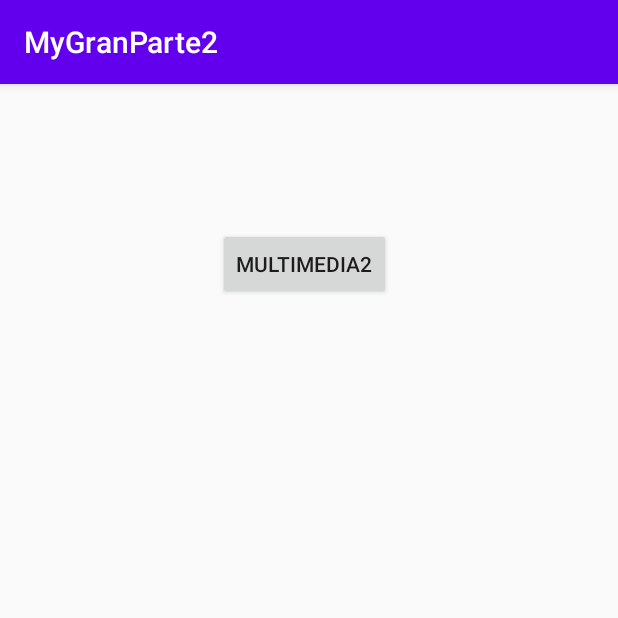
After one commit to rct2487/MyGranParte2, an Android app: the Multimedia screen opened directly, with no data from a screen before it, on a phone screen of 412 x 824 dp, the top half of it. The commit adds this screen. Run offline under Robolectric (Android 15) with nearby library versions, the phone set to English and light mode, and no system bars.

Commit message:
multimedia de audio y video

```diff
--- a/app/src/main/java/com/example/mygranparte2/MainActivity.java
+++ b/app/src/main/java/com/example/mygranparte2/MainActivity.java
@@ -41,6 +41,10 @@ public class MainActivity extends AppCompatActivity {
             startActivity(new Intent(this, Intenciones.class));
             return true;
         }
+        if (id == R.id.activity_multimedia) {
+            startActivity(new Intent(this, Multimedia.class));
+            return true;
+        }
         return super.onOptionsItemSelected(item);
     }
 }
--- /dev/null
+++ b/app/src/main/java/com/example/mygranparte2/Multimedia.java
@@ -0,0 +1,35 @@
+package com.example.mygranparte2;
+
+import androidx.appcompat.app.AppCompatActivity;
+
+import android.content.Intent;
+import android.media.MediaPlayer;
+import android.os.Bundle;
+import android.view.View;
+
+public class Multimedia extends AppCompatActivity {
+    MediaPlayer mp;
+    @Override
+    protected void onCreate(Bundle savedInstanceState) {
+        super.onCreate(savedInstanceState);
+        setContentView(R.layout.activity_multimedia);
+        mp = MediaPlayer.create(this, R.raw.musica);
+        mp.start();
+    }
+    @Override
+    protected void onResume()
+    {
+        super.onResume();
+        mp.start();
+    }
+    @Override
+    protected void onPause()
+    {
+        super.onPause();
+        mp.pause();
+    }
+
+    public void multimedia2(View view) {
+        startActivity(new Intent(this, Multimedia2.class));
+    }
+}
--- /dev/null
+++ b/app/src/main/res/layout/activity_multimedia.xml
@@ -0,0 +1,20 @@
+<?xml version="1.0" encoding="utf-8"?>
+<androidx.constraintlayout.widget.ConstraintLayout xmlns:android="http://schemas.android.com/apk/res/android"
+    xmlns:app="http://schemas.android.com/apk/res-auto"
+    xmlns:tools="http://schemas.android.com/tools"
+    android:layout_width="match_parent"
+    android:layout_height="match_parent"
+    tools:context=".Multimedia">
+
+    <Button
+        android:id="@+id/button"
+        android:layout_width="wrap_content"
+        android:layout_height="wrap_content"
+        android:layout_marginStart="145dp"
+        android:layout_marginLeft="145dp"
+        android:layout_marginTop="96dp"
+        android:text="multimedia2"
+        android:onClick="multimedia2"
+        app:layout_constraintStart_toStartOf="parent"
+        app:layout_constraintTop_toTopOf="parent" />
+</androidx.constraintlayout.widget.ConstraintLayout>
```
Also changed, not shown: app/src/main/AndroidManifest.xml (+5 -3 lines), app/src/main/java/com/example/mygranparte2/Multimedia2.java (added, +26 -0 lines), app/src/main/res/layout/activity_multimedia2.xml (added, +15 -0 lines), 1 other file.
